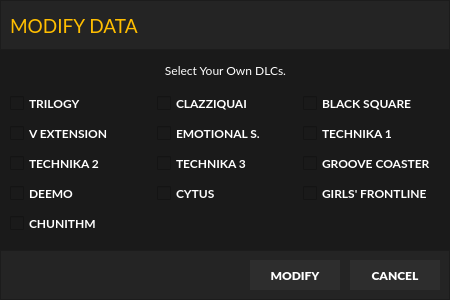
This is modify_data_ui.ui in wowvv0w/djmax-random-selector as Qt 5 draws it before an edit. The edited form follows.
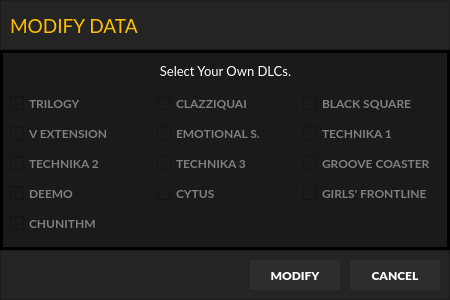
This is the edited form.

Diff of the .ui file:
```diff
--- a/modify_data_ui.ui
+++ b/modify_data_ui.ui
@@ -48,6 +48,15 @@
         <bold>true</bold>
        </font>
       </property>
+      <property name="styleSheet">
+       <string notr="true">QCheckBox{
+	color: #7f7f7f;
+}
+
+QCheckBox:Checked{
+	color: #ffbe00;
+}</string>
+      </property>
       <property name="text">
        <string>V EXTENSION</string>
       </property>
@@ -62,6 +71,15 @@
         <bold>true</bold>
        </font>
       </property>
+      <property name="styleSheet">
+       <string notr="true">QCheckBox{
+	color: #7f7f7f;
+}
+
+QCheckBox:Checked{
+	color: #ffbe00;
+}</string>
+      </property>
       <property name="text">
        <string>CLAZZIQUAI</string>
       </property>
@@ -76,6 +94,15 @@
         <bold>true</bold>
        </font>
       </property>
+      <property name="styleSheet">
+       <string notr="true">QCheckBox{
+	color: #7f7f7f;
+}
+
+QCheckBox:Checked{
+	color: #ffbe00;
+}</string>
+      </property>
       <property name="text">
        <string>GIRLS' FRONTLINE</string>
       </property>
@@ -90,9 +117,21 @@
         <bold>true</bold>
        </font>
       </property>
+      <property name="styleSheet">
+       <string notr="true">QCheckBox{
+	color: #7f7f7f;
+}
+
+QCheckBox:Checked{
+	color: #ffbe00;
+}</string>
+      </property>
       <property name="text">
        <string>BLACK SQUARE</string>
       </property>
+      <property name="checked">
+       <bool>false</bool>
+      </property>
      </widget>
     </item>
     <item row="1" column="1">
@@ -104,6 +143,15 @@
         <bold>true</bold>
        </font>
       </property>
+      <property name="styleSheet">
+       <string notr="true">QCheckBox{
+	color: #7f7f7f;
+}
+
+QCheckBox:Checked{
+	color: #ffbe00;
+}</string>
+      </property>
       <property name="text">
        <string>EMOTIONAL S.</string>
       </property>
@@ -118,6 +166,15 @@
         <bold>true</bold>
        </font>
       </property>
+      <property name="styleSheet">
+       <string notr="true">QCheckBox{
+	color: #7f7f7f;
+}
+
+QCheckBox:Checked{
+	color: #ffbe00;
+}</string>
+      </property>
       <property name="text">
        <string>TECHNIKA 3</string>
       </property>
@@ -132,6 +189,15 @@
         <bold>true</bold>
        </font>
       </property>
+      <property name="styleSheet">
+       <string notr="true">QCheckBox{
+	color: #7f7f7f;
+}
+
+QCheckBox:Checked{
+	color: #ffbe00;
+}</string>
+      </property>
       <property name="text">
        <string>TECHNIKA 1</string>
       </property>
@@ -146,6 +212,15 @@
         <bold>true</bold>
        </font>
       </property>
+      <property name="styleSheet">
+       <string notr="true">QCheckBox{
+	color: #7f7f7f;
+}
+
+QCheckBox:Checked{
+	color: #ffbe00;
+}</string>
+      </property>
       <property name="text">
        <string>TECHNIKA 2</string>
       </property>
@@ -160,6 +235,15 @@
         <bold>true</bold>
        </font>
       </property>
+      <property name="styleSheet">
+       <string notr="true">QCheckBox{
+	color: #7f7f7f;
+}
+
+QCheckBox:Checked{
+	color: #ffbe00;
+}</string>
+      </property>
       <property name="text">
        <string>CYTUS</string>
       </property>
@@ -174,6 +258,15 @@
         <bold>true</bold>
        </font>
       </property>
+      <property name="styleSheet">
+       <string notr="true">QCheckBox{
+	color: #7f7f7f;
+}
+
+QCheckBox:Checked{
+	color: #ffbe00;
+}</string>
+      </property>
       <property name="text">
        <string>TRILOGY</string>
       </property>
@@ -188,6 +281,15 @@
         <bold>true</bold>
        </font>
       </property>
+      <property name="styleSheet">
+       <string notr="true">QCheckBox{
+	color: #7f7f7f;
+}
+
+QCheckBox:Checked{
+	color: #ffbe00;
+}</string>
+      </property>
       <property name="text">
        <string>GROOVE COASTER</string>
       </property>
@@ -202,6 +304,15 @@
         <bold>true</bold>
        </font>
       </property>
+      <property name="styleSheet">
+       <string notr="true">QCheckBox{
+	color: #7f7f7f;
+}
+
+QCheckBox:Checked{
+	color: #ffbe00;
+}</string>
+      </property>
       <property name="text">
        <string>DEEMO</string>
       </property>
@@ -216,6 +327,15 @@
         <bold>true</bold>
        </font>
       </property>
+      <property name="styleSheet">
+       <string notr="true">QCheckBox{
+	color: #7f7f7f;
+}
+
+QCheckBox:Checked{
+	color: #ffbe00;
+}</string>
+      </property>
       <property name="text">
        <string>CHUNITHM</string>
       </property>
@@ -348,6 +468,7 @@
    <property name="font">
     <font>
      <family>Lato</family>
+     <pointsize>10</pointsize>
     </font>
    </property>
    <property name="styleSheet">
@@ -360,6 +481,27 @@
     <set>Qt::AlignCenter</set>
    </property>
   </widget>
+  <widget class="QFrame" name="frame_3">
+   <property name="geometry">
+    <rect>
+     <x>0</x>
+     <y>50</y>
+     <width>450</width>
+     <height>200</height>
+    </rect>
+   </property>
+   <property name="styleSheet">
+    <string notr="true">background:transparent;
+border: 3px solid #000000</string>
+   </property>
+   <property name="frameShape">
+    <enum>QFrame::StyledPanel</enum>
+   </property>
+   <property name="frameShadow">
+    <enum>QFrame::Raised</enum>
+   </property>
+  </widget>
+  <zorder>frame_3</zorder>
   <zorder>frame_2</zorder>
   <zorder>gridLayoutWidget</zorder>
   <zorder>frame</zorder>
```
